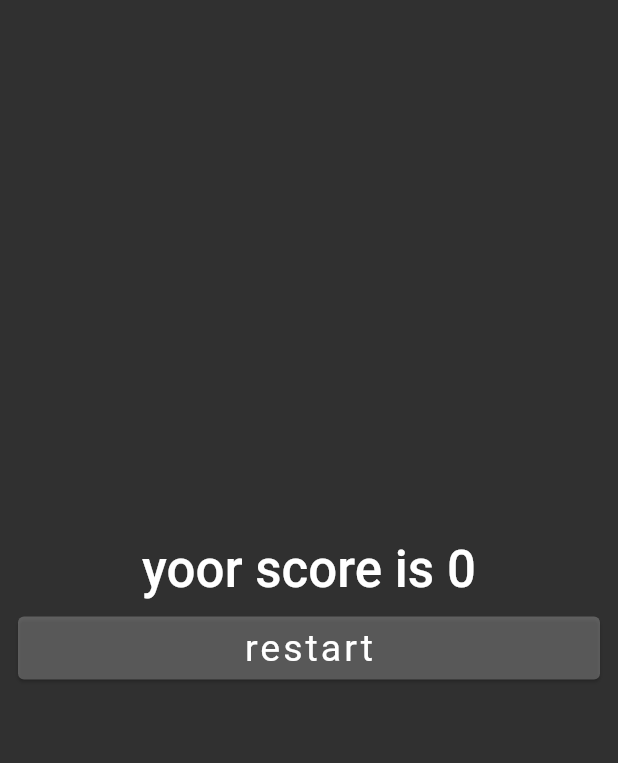
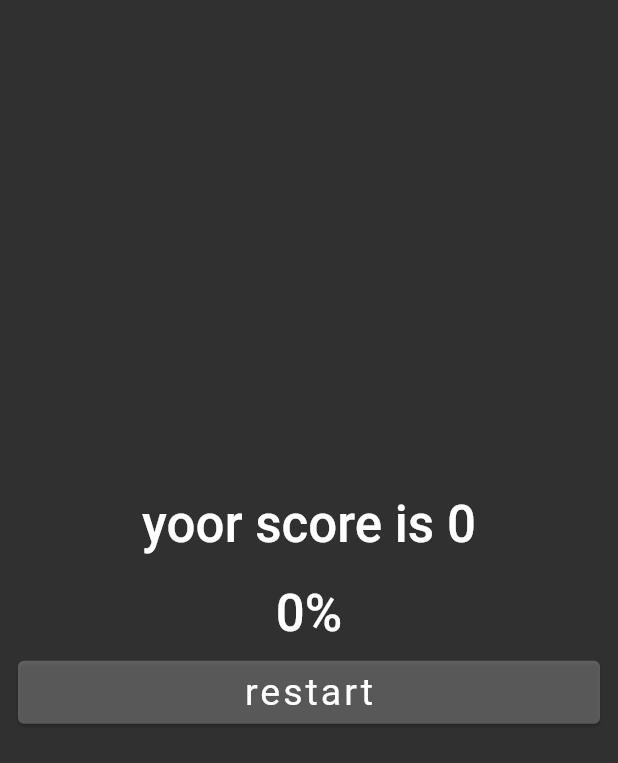
Before and after one commit to Amjadyabroudi128/quizApp, a Flutter app: the resultPage screen opened directly with empty values, on a phone screen of 412 x 824 dp. Shown: the top 763 px of the screen. Run offline on Flutter 3.47's test engine with Material 2 defaults, Android fonts, the phone set to English and light mode, and no system bars.

Commit message:
added percentage score to result page

```diff
--- a/lib/screens/result_page.dart
+++ b/lib/screens/result_page.dart
@@ -1,5 +1,7 @@
-import 'package:flutter/cupertino.dart';
+// ignore_for_file: prefer_const_constructors, camel_case_types
+
 import 'package:flutter/material.dart';
+import 'package:quizapp/models/Questions.dart';
 import 'package:quizapp/screens/QuizPage.dart';
 import 'package:quizapp/widgets/next_button.dart';
 
@@ -23,6 +25,13 @@ class resultPage extends StatelessWidget {
               fontWeight: FontWeight.w500,
             ),
           ),
+          SizedBox(height: 19),
+          Text("${(score / questions.length *100).round()}%",
+            style: TextStyle(
+              fontSize: 34,
+              fontWeight: FontWeight.w500,
+            ),
+          ),
           RectangularButton(
             onPressed: () {
               Navigator.of(context).pushReplacement(
```
